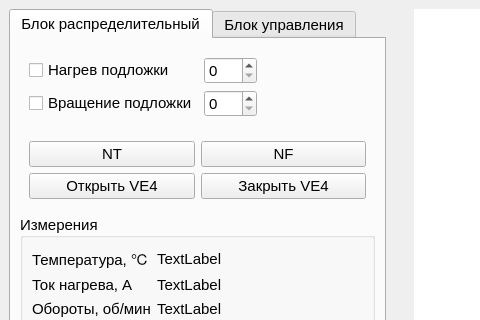
The window that startup.ui (Oerdna/VN3000) describes before a commit, drawn with Qt 5; both pictures show x 0 to 480 and y 0 to 320 of the 800 by 600 pixel window.
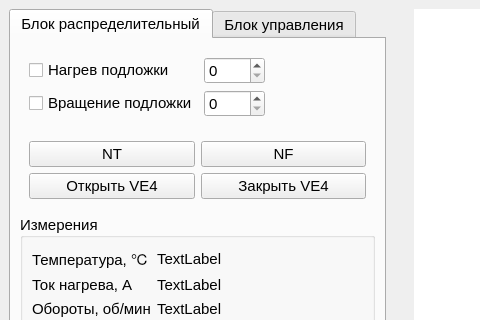
The same window after the commit. Icons and pictures are not drawn.

```diff
--- a/startup.ui
+++ b/startup.ui
@@ -148,7 +148,7 @@
             <item row="0" column="1">
              <widget class="QSpinBox" name="spinBox_current_heat">
               <property name="maximum">
-               <number>550</number>
+               <number>5500</number>
               </property>
              </widget>
             </item>
```
Left out of the diff: 2 changed lines with no effect on the pictures.
